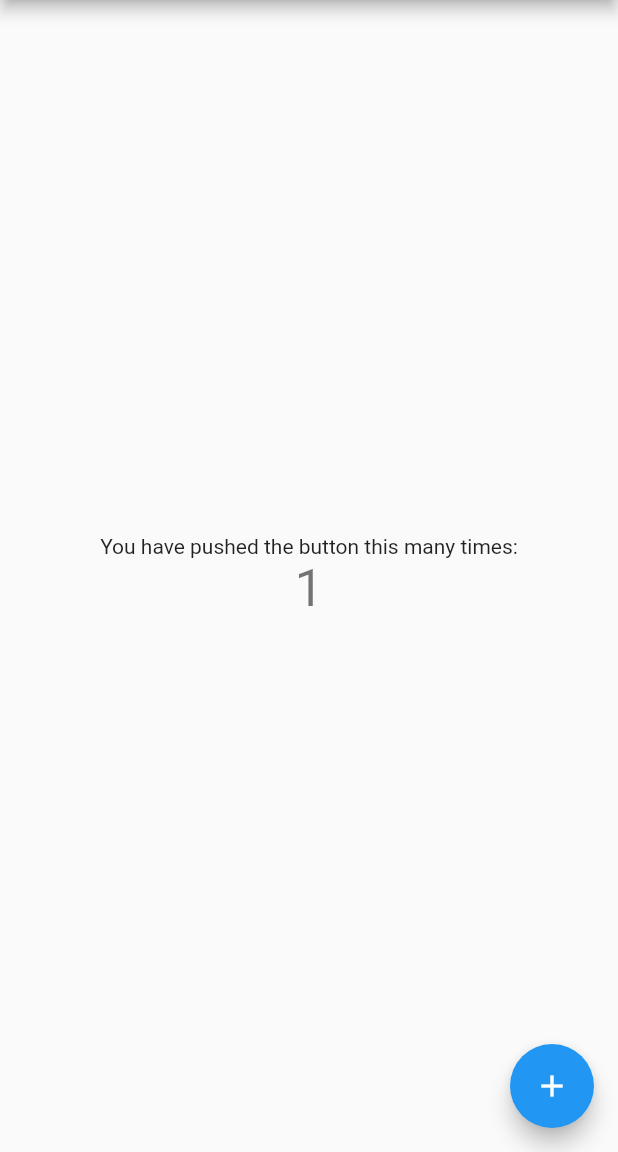
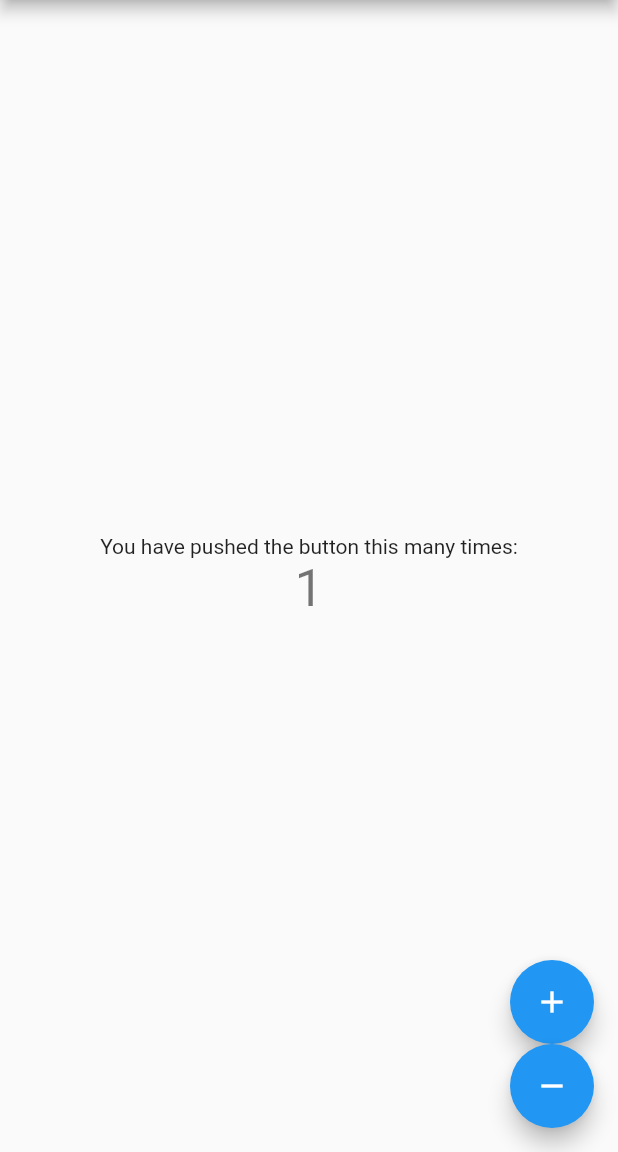
Before and after one commit to kterrago18/counter_bloc, a Flutter app: the screen it shows after launch, after a tap on the "add" icon, on a phone screen of 412 x 824 dp, the part 84-1236 px from its top. Run offline on Flutter 3.47's test engine with Material 2 defaults, Android fonts, the phone set to English and light mode, and no system bars; our stand-ins replace flutter_bloc.

```diff
--- a/lib/main.dart
+++ b/lib/main.dart
@@ -1,4 +1,6 @@
+import 'package:counter_bloc_flutter/bloc/counter_bloc.dart';
 import 'package:flutter/material.dart';
+import 'package:flutter_bloc/flutter_bloc.dart';
 
 void main() => runApp(MyApp());
 
@@ -10,7 +12,10 @@ class MyApp extends StatelessWidget {
       theme: ThemeData(
         primarySwatch: Colors.blue,
       ),
-      home: MyHomePage(title: 'Flutter Demo Home Page'),
+      home: BlocProvider<CounterBloc>(
+        create: (context) => CounterBloc(),
+        child: MyHomePage(title: 'Flutter Demo Home Page'),
+      ),
     );
   }
 }
@@ -25,21 +30,16 @@ class MyHomePage extends StatefulWidget {
 }
 
 class _MyHomePageState extends State<MyHomePage> {
-  int _counter = 0;
-
-  void _incrementCounter() {
-    setState(() {
-      _counter++;
-    });
-  }
-
   @override
   Widget build(BuildContext context) {
+    final CounterBloc counterBloc = BlocProvider.of<CounterBloc>(context);
+
     return Scaffold(
       appBar: AppBar(
         title: Text(widget.title),
       ),
-      body: Center(
+      body: BlocBuilder<CounterBloc, int>(builder: (context, count) {
+        return Center(
           child: Column(
             mainAxisAlignment: MainAxisAlignment.center,
             children: <Widget>[
@@ -47,16 +47,27 @@ class _MyHomePageState extends State<MyHomePage> {
                 'You have pushed the button this many times:',
               ),
               Text(
-              '$_counter',
+                '$count',
                 style: Theme.of(context).textTheme.display1,
               ),
             ],
           ),
-      ),
-      floatingActionButton: FloatingActionButton(
-        onPressed: _incrementCounter,
+        );
+      }),
+      floatingActionButton: Column(
+        mainAxisAlignment: MainAxisAlignment.end,
+        children: <Widget>[
+          FloatingActionButton(
+            onPressed: () => counterBloc.add(CounterEvent.increment),
             tooltip: 'Increment',
             child: Icon(Icons.add),
+          ),
+          FloatingActionButton(
+            onPressed: () => counterBloc.add(CounterEvent.decrement),
+            tooltip: 'Decrement',
+            child: Icon(Icons.remove),
+          ),
+        ],
       ),
     );
   }
```
Lines whose indentation alone changed are shown as unchanged.
